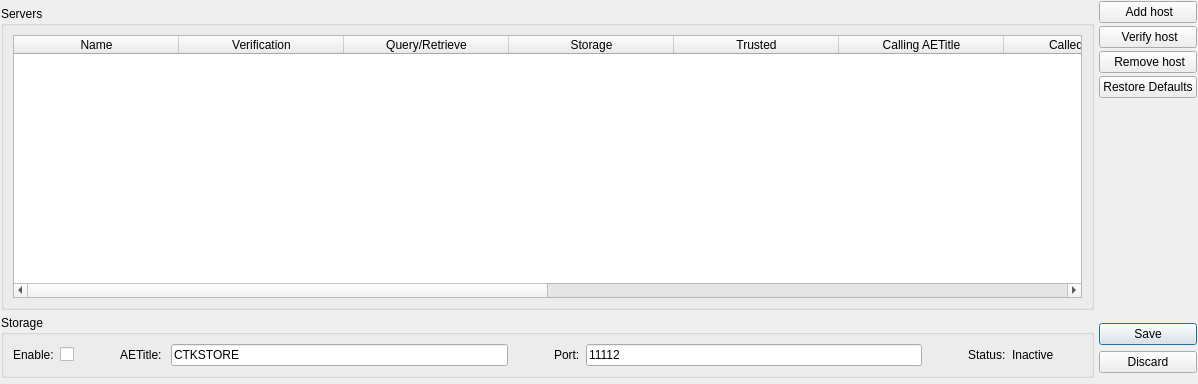
Qt form Libs/DICOM/Widgets/Resources/UI/ctkDICOMServerNodeWidget2.ui (commontk/CTK) before a commit.
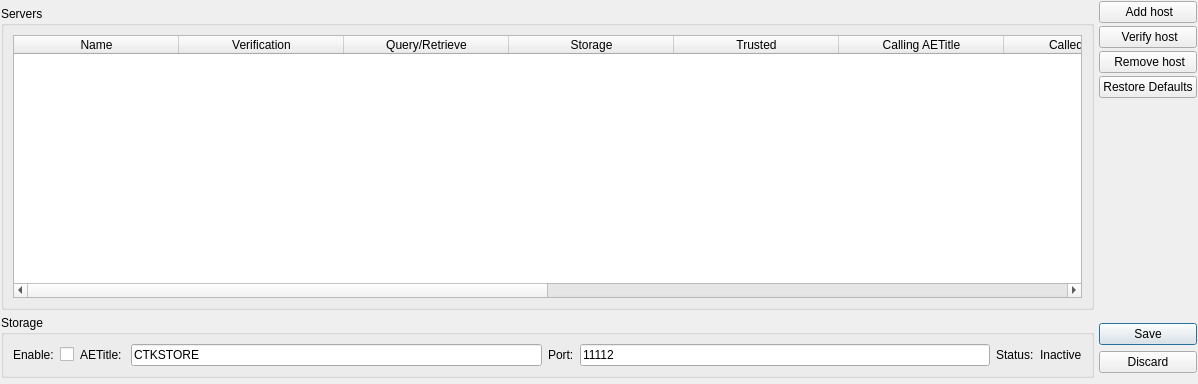
The same form after that commit. Icons and pictures are not drawn. Custom widgets are drawn as their Qt base class.

Commit message: ENH: Refactor visual DICOM browser UI

Diff of the .ui file:
```diff
--- a/Libs/DICOM/Widgets/Resources/UI/ctkDICOMServerNodeWidget2.ui
+++ b/Libs/DICOM/Widgets/Resources/UI/ctkDICOMServerNodeWidget2.ui
@@ -32,7 +32,7 @@
    <item row="3" column="0" colspan="2">
     <widget class="ctkCollapsibleGroupBox" name="StorageCollapsibleGroupBox">
      <property name="sizePolicy">
-      <sizepolicy hsizetype="Expanding" vsizetype="Preferred">
+      <sizepolicy hsizetype="Preferred" vsizetype="Preferred">
        <horstretch>1</horstretch>
        <verstretch>0</verstretch>
       </sizepolicy>
@@ -47,17 +47,10 @@
       <bool>false</bool>
      </property>
      <layout class="QGridLayout" name="gridLayout_2">
-      <item row="0" column="6">
-       <widget class="QLabel" name="StoratePortLabel">
-        <property name="text">
-         <string>Port:</string>
-        </property>
-       </widget>
-      </item>
       <item row="0" column="7">
-       <widget class="QLineEdit" name="StoragePort">
+       <widget class="QLabel" name="StorageStatusValueLabel">
         <property name="text">
-         <string>11112</string>
+         <string>Inactive</string>
         </property>
        </widget>
       </item>
@@ -68,6 +61,20 @@
         </property>
        </widget>
       </item>
+      <item row="0" column="4">
+       <widget class="QLabel" name="StoragePortLabel">
+        <property name="text">
+         <string>Port:</string>
+        </property>
+       </widget>
+      </item>
+      <item row="0" column="2">
+       <widget class="QLabel" name="StorageAETitleLabel">
+        <property name="text">
+         <string>AETitle: </string>
+        </property>
+       </widget>
+      </item>
       <item row="0" column="0">
        <widget class="QLabel" name="StorageEnabledLabel">
         <property name="text">
@@ -75,88 +82,7 @@
         </property>
        </widget>
       </item>
-      <item row="0" column="5">
-       <spacer name="horizontalSpacer_2">
-        <property name="orientation">
-         <enum>Qt::Horizontal</enum>
-        </property>
-        <property name="sizeType">
-         <enum>QSizePolicy::Preferred</enum>
-        </property>
-        <property name="sizeHint" stdset="0">
-         <size>
-          <width>40</width>
-          <height>20</height>
-         </size>
-        </property>
-       </spacer>
-      </item>
-      <item row="0" column="2">
-       <spacer name="horizontalSpacer">
-        <property name="orientation">
-         <enum>Qt::Horizontal</enum>
-        </property>
-        <property name="sizeType">
-         <enum>QSizePolicy::Preferred</enum>
-        </property>
-        <property name="sizeHint" stdset="0">
-         <size>
-          <width>40</width>
-          <height>20</height>
-         </size>
-        </property>
-       </spacer>
-      </item>
-      <item row="0" column="9">
-       <widget class="QLabel" name="StorageStatusLabel">
-        <property name="text">
-         <string>Status:</string>
-        </property>
-       </widget>
-      </item>
-      <item row="0" column="10">
-       <widget class="QLabel" name="StorageStatusValueLabel">
-        <property name="sizePolicy">
-         <sizepolicy hsizetype="Fixed" vsizetype="Preferred">
-          <horstretch>0</horstretch>
-          <verstretch>0</verstretch>
-         </sizepolicy>
-        </property>
-        <property name="minimumSize">
-         <size>
-          <width>70</width>
-          <height>0</height>
-         </size>
-        </property>
-        <property name="text">
-         <string>Inactive</string>
-        </property>
-       </widget>
-      </item>
-      <item row="0" column="8">
-       <spacer name="horizontalSpacer_3">
-        <property name="orientation">
-         <enum>Qt::Horizontal</enum>
-        </property>
-        <property name="sizeType">
-         <enum>QSizePolicy::Preferred</enum>
-        </property>
-        <property name="sizeHint" stdset="0">
-         <size>
-          <width>40</width>
-          <height>20</height>
-         </size>
-        </property>
-       </spacer>
-      </item>
       <item row="0" column="3">
-       <widget class="QLabel" name="StorageAETitleLabel">
-        <property name="text">
-         <string>AETitle: </string>
-        </property>
-       </widget>
-      </item>
-      <item row="0" column="4">
        <widget class="QLineEdit" name="StorageAETitle">
         <property name="text">
          <string>CTKSTORE</string>
@@ -166,6 +92,20 @@
         </property>
        </widget>
       </item>
+      <item row="0" column="6">
+       <widget class="QLabel" name="StorageStatusLabel">
+        <property name="text">
+         <string>Status:</string>
+        </property>
+       </widget>
+      </item>
+      <item row="0" column="5">
+       <widget class="QLineEdit" name="StoragePort">
+        <property name="text">
+         <string>11112</string>
+        </property>
+       </widget>
+      </item>
      </layout>
     </widget>
    </item>
```
Left out of the diff: 2 changed lines with no effect on the pictures. The commit also changes 170 other files.
